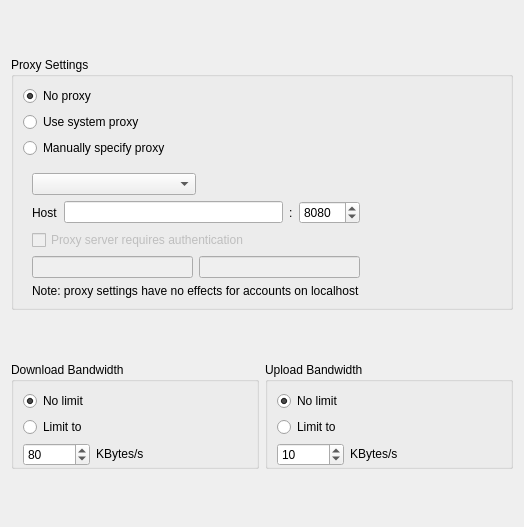
Old version of the form src/gui/networksettings.ui in the repository nextcloud/desktop.
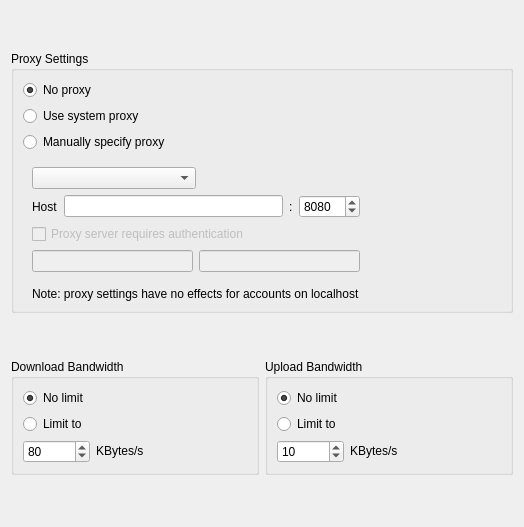
New version of the form.

Commit message: Uniform spacing for connection settings boxes

What changed in the file:
```diff
--- a/src/gui/networksettings.ui
+++ b/src/gui/networksettings.ui
@@ -194,7 +194,7 @@
                <number>0</number>
               </property>
               <property name="bottomMargin">
-               <number>0</number>
+               <number>9</number>
               </property>
               <item>
                <widget class="QLineEdit" name="userLineEdit">
@@ -299,7 +299,7 @@
          <number>9</number>
         </property>
         <property name="bottomMargin">
-         <number>0</number>
+         <number>9</number>
         </property>
         <property name="verticalSpacing">
          <number>6</number>
@@ -376,7 +376,7 @@
          <number>9</number>
         </property>
         <property name="bottomMargin">
-         <number>0</number>
+         <number>9</number>
         </property>
         <property name="verticalSpacing">
          <number>6</number>
```
